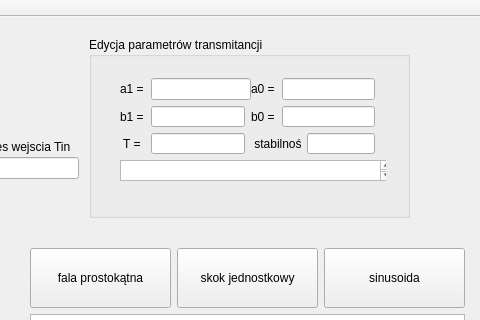
Above: MMM_PL_JO/mainwindow.ui from julia-okuniewska/MMM_PL_JO before the change; both pictures show x 711 to 1191 and y 0 to 320 of the 1191 by 681 pixel window. Below: the same form after it.
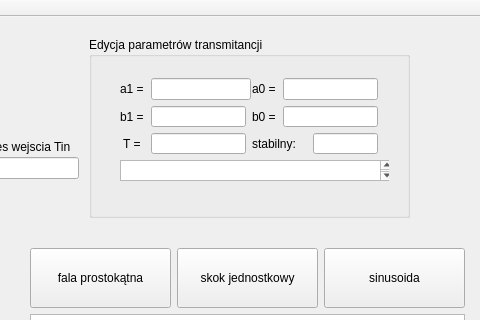
That is the form after the change. Custom widgets are drawn as their Qt base class.

Commit message: określania stabilności, wypisywanie współczyn. transmitancji na start

What changed in the file:
```diff
--- a/MMM_PL_JO/mainwindow.ui
+++ b/MMM_PL_JO/mainwindow.ui
@@ -51,7 +51,7 @@
       <rect>
        <x>20</x>
        <y>30</y>
-       <width>277</width>
+       <width>280</width>
        <height>125</height>
       </rect>
      </property>
@@ -201,14 +201,20 @@
        <layout class="QHBoxLayout" name="horizontalLayout_6">
         <item>
          <widget class="QLabel" name="label_5">
+          <property name="minimumSize">
+           <size>
+            <width>55</width>
+            <height>0</height>
+           </size>
+          </property>
           <property name="maximumSize">
            <size>
-            <width>50</width>
+            <width>65</width>
             <height>16777215</height>
            </size>
           </property>
           <property name="text">
-           <string> stabilność  </string>
+           <string>stabilny:</string>
           </property>
          </widget>
         </item>
```
Left out of the diff: 10 changed lines with no effect on the pictures. The commit also changes 4 other files.
